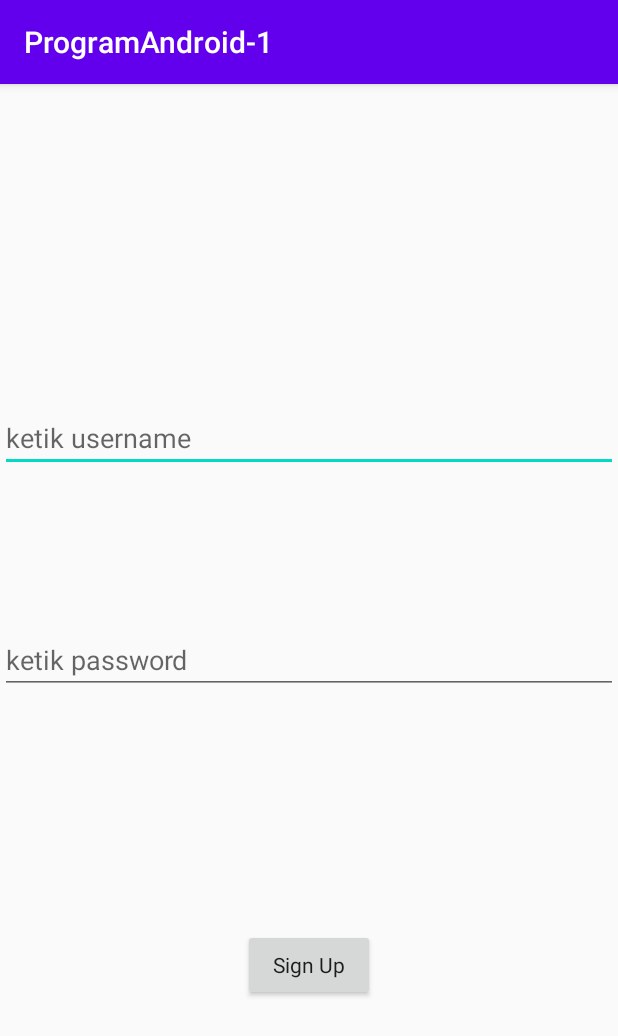
After one commit to Flemel1/Hello_World, an Android app: the SignupActivity screen opened directly, with no data from a screen before it, on a phone screen of 412 x 824 dp. The commit adds this screen. Shown: the top 1036 px of the screen. Run offline under Robolectric (Android 15) with nearby library versions, the phone set to English and light mode, and no system bars.

Commit message:
Added sign up function and status login

```diff
--- a/app/build.gradle
+++ b/app/build.gradle
@@ -32,6 +32,12 @@ dependencies {
     implementation 'androidx.constraintlayout:constraintlayout:2.0.1'
     implementation 'com.google.android.material:material:1.3.0-alpha03'
     implementation 'androidx.core:core:1.5.0-alpha04'
+    annotationProcessor 'androidx.room:room-compiler:2.2.5'
+    implementation 'androidx.room:room-runtime:2.2.5'
+    implementation 'androidx.lifecycle:lifecycle-livedata:2.2.0'
+    implementation 'androidx.lifecycle:lifecycle-runtime:2.2.0'
+    implementation 'androidx.lifecycle:lifecycle-viewmodel:2.2.0'
+    implementation 'androidx.lifecycle:lifecycle-extensions:2.2.0'
     testImplementation 'junit:junit:4.12'
     androidTestImplementation 'androidx.test.ext:junit:1.1.2'
     androidTestImplementation 'androidx.test.espresso:espresso-core:3.3.0'
--- /dev/null
+++ b/app/src/main/java/com/example/programandroid_1/SignupActivity.java
@@ -0,0 +1,36 @@
+package com.example.programandroid_1;
+
+import androidx.appcompat.app.AppCompatActivity;
+
+import android.content.Intent;
+import android.os.Bundle;
+import android.view.View;
+
+import com.example.programandroid_1.databinding.ActivitySignupBinding;
+
+public class SignupActivity extends AppCompatActivity {
+    public static final String EXTRA_USERNAME = "com.example.programandroid_1.EXTRA_USERNAME";
+    public static final String EXTRA_PASSWORD = "com.example.programandroid_1.EXTRA_PASSWORD";
+
+    private ActivitySignupBinding binding;
+    private String usernameSignup;
+    private String passwordSignup;
+
+    @Override
+    protected void onCreate(Bundle savedInstanceState) {
+        super.onCreate(savedInstanceState);
+        binding = ActivitySignupBinding.inflate(getLayoutInflater());
+        View view = binding.getRoot();
+        setContentView(view);
+    }
+
+    public void userSignup(View view) {
+        usernameSignup = binding.edRegisUsername.getText().toString().trim();
+        passwordSignup = binding.edRegisPassword.getText().toString().trim();
+        Intent data = new Intent();
+        data.putExtra(EXTRA_USERNAME, usernameSignup);
+        data.putExtra(EXTRA_PASSWORD, passwordSignup);
+        setResult(RESULT_OK, data);
+        finish();
+    }
+}
--- a/app/src/main/res/layout/activity_main.xml
+++ b/app/src/main/res/layout/activity_main.xml
@@ -61,9 +61,11 @@
         app:layout_constraintTop_toBottomOf="@id/btn_login"
         app:layout_constraintBottom_toTopOf="@id/text_forget_password"
         android:text="@string/signup_text"
+        android:textStyle="bold"
         android:textColor="@color/white"
         android:textAppearance="@style/TextAppearance.AppCompat.Small"
-        android:textAlignment="center"/>
+        android:textAlignment="center"
+        android:onClick="gotoSignupActivity"/>
 
     <TextView
         android:id="@+id/text_forget_password"
--- /dev/null
+++ b/app/src/main/res/layout/activity_signup.xml
@@ -0,0 +1,42 @@
+<?xml version="1.0" encoding="utf-8"?>
+<androidx.constraintlayout.widget.ConstraintLayout xmlns:android="http://schemas.android.com/apk/res/android"
+    xmlns:app="http://schemas.android.com/apk/res-auto"
+    xmlns:tools="http://schemas.android.com/tools"
+    android:layout_width="match_parent"
+    android:layout_height="match_parent"
+    tools:context=".SignupActivity">
+
+    <EditText
+        android:id="@+id/ed_regis_username"
+        android:layout_width="match_parent"
+        android:layout_height="wrap_content"
+        app:layout_constraintBottom_toBottomOf="parent"
+        app:layout_constraintTop_toTopOf="parent"
+        app:layout_constraintVertical_bias="0.295"
+        tools:layout_editor_absoluteX="0dp"
+        android:hint="ketik username"
+        android:inputType="text"/>
+
+    <EditText
+        android:id="@+id/ed_regis_password"
+        android:layout_width="match_parent"
+        android:layout_height="wrap_content"
+        app:layout_constraintBottom_toBottomOf="parent"
+        app:layout_constraintTop_toTopOf="parent"
+        tools:layout_editor_absoluteX="0dp"
+        android:hint="ketik password"
+        android:inputType="textPassword"/>
+
+    <Button
+        android:id="@+id/btn_signup"
+        android:layout_width="wrap_content"
+        android:layout_height="wrap_content"
+        app:layout_constraintTop_toBottomOf="@id/ed_regis_password"
+        app:layout_constraintBottom_toBottomOf="parent"
+        app:layout_constraintLeft_toLeftOf="parent"
+        app:layout_constraintRight_toRightOf="parent"
+        android:textAppearance="@style/TextAppearance.AppCompat"
+        android:text="Sign Up"
+        android:onClick="userSignup"/>
+
+</androidx.constraintlayout.widget.ConstraintLayout>
--- a/app/src/main/res/values/strings.xml
+++ b/app/src/main/res/values/strings.xml
@@ -1,9 +1,11 @@
 <resources>
     <string name="app_name">ProgramAndroid-1</string>
-    <string name="signup_text">Don\'t have an account? Sign up now</string>
+    <string name="signup_text">Klik disini untuk daftar/sign up</string>
     <string name="forget_password">Forget Password?</string>
     <string name="tab_one">Top</string>
     <string name="tab_two">Bottom</string>
     <string name="start_job">start job</string>
     <string name="stop_job">stop job</string>
+    <string name="com.example.myapp.PREFERENCE_LOGIN_FILE_KEY">login_file</string>
+    <string name="logout">Logout</string>
 </resources>
--- a/app/src/main/res/values/styles.xml
+++ b/app/src/main/res/values/styles.xml
@@ -1,6 +1,6 @@
 <resources>
     <!-- Base application theme. -->
-    <style name="AppTheme" parent="Theme.AppCompat.Light.NoActionBar">
+    <style name="AppTheme" parent="Theme.AppCompat.Light.DarkActionBar">
         <!-- Customize your theme here. -->
         <item name="colorPrimary">@color/colorPrimary</item>
         <item name="colorPrimaryDark">@color/colorPrimaryDark</item>
```
Also changed, not shown: app/src/main/AndroidManifest.xml (+3 -4 lines), app/src/main/java/com/example/programandroid_1/HomeActivity.java (+36 -0 lines), app/src/main/java/com/example/programandroid_1/MainActivity.java (+61 -1 lines), app/src/main/java/com/example/programandroid_1/dao/UserDao.java (added, +21 -0 lines), app/src/main/java/com/example/programandroid_1/database/UserDatabase.java (added, +36 -0 lines), app/src/main/java/com/example/programandroid_1/entity/User.java (added, +35 -0 lines), app/src/main/java/com/example/programandroid_1/repository/UserRepository.java (added, +46 -0 lines), app/src/main/java/com/example/programandroid_1/viewmodel/UserFactory.java (added, +25 -0 lines), app/src/main/java/com/example/programandroid_1/viewmodel/ViewModelUser.java (added, +31 -0 lines), app/src/main/res/menu/menu_item.xml (added, +10 -0 lines).
